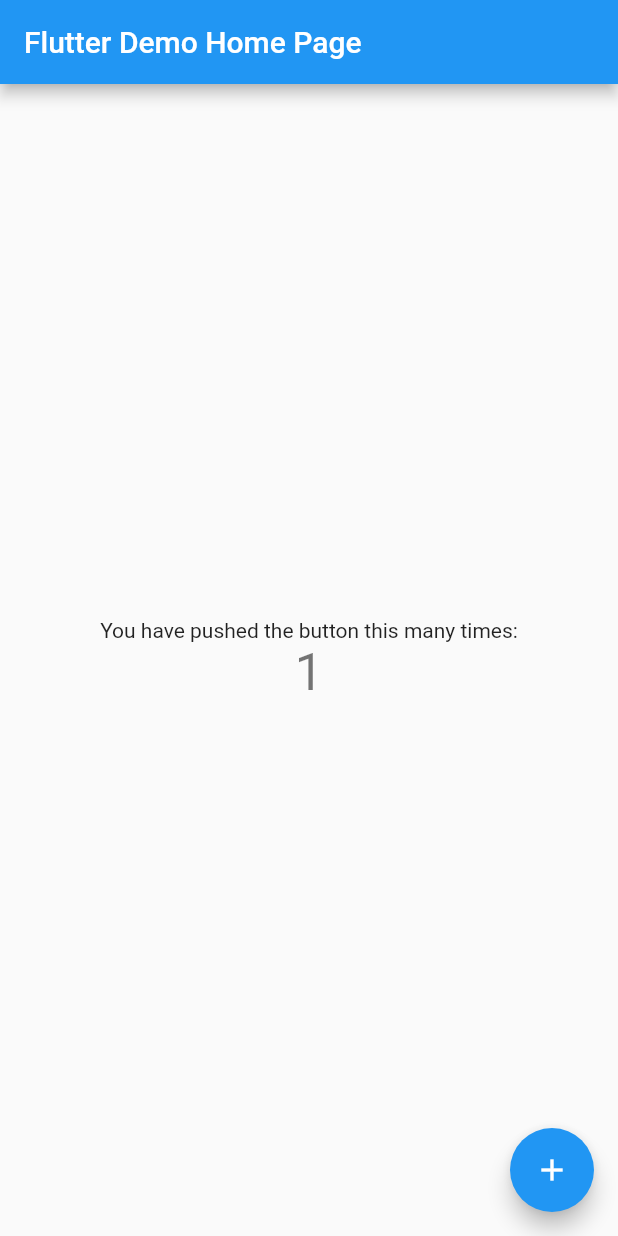
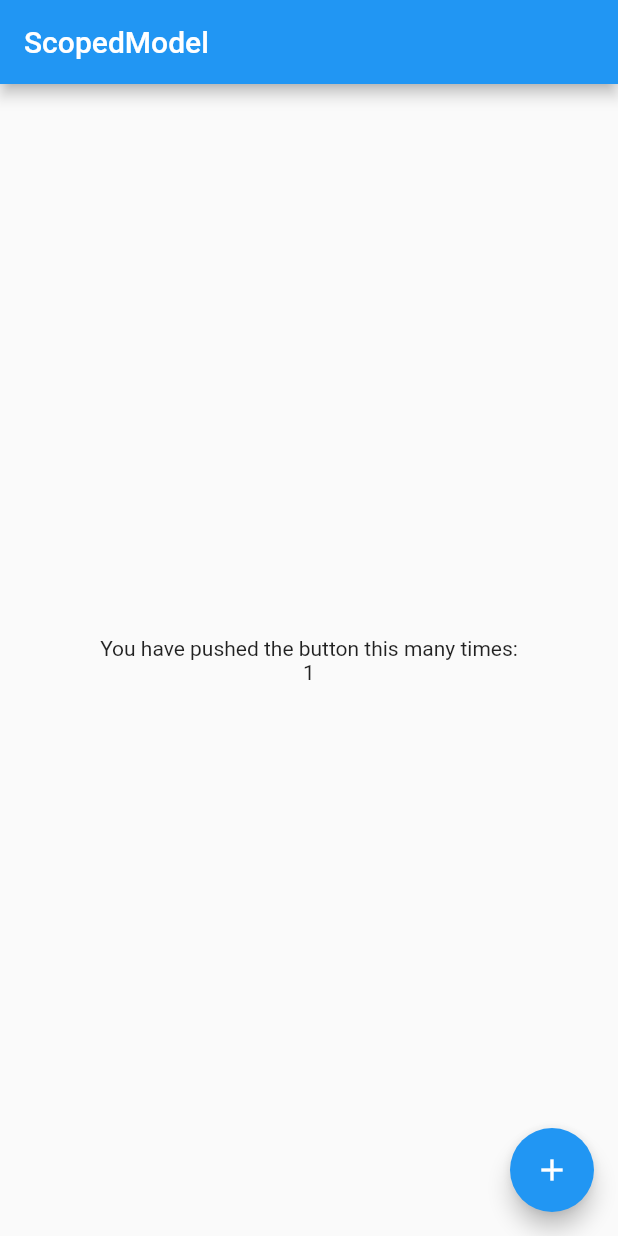
Before and after one commit to fcrawler/scoped_model_crawler, a Flutter app: the screen it shows after launch, after a tap on the "add" icon, on a phone screen of 412 x 824 dp. Run offline on Flutter 3.47's test engine with Material 2 defaults, Android fonts, the phone set to English and light mode, and no system bars.

Commit message:
1. scoped model 2. 20190919132301

```diff
--- /dev/null
+++ b/lib/count_model.dart
@@ -0,0 +1,19 @@
+
+import 'package:scoped_model/scoped_model.dart';
+
+class CountModel extends Model {
+	int _count = 0;
+	get count => _count;
+
+	void increment() {
+	  _count++;
+	  notifyListeners();
+
+	}
+
+	void decrease() {
+	  _count--;
+	  notifyListeners();
+
+	}
+}
--- a/lib/main.dart
+++ b/lib/main.dart
@@ -1,41 +1,30 @@
 import 'package:flutter/material.dart';
+import 'package:scoped_model/scoped_model.dart';
+import 'package:scoped_model_crawler/count_model.dart';
 
 void main() => runApp(MyApp());
 
 class MyApp extends StatelessWidget {
-  // This widget is the root of your application.
+
+	CountModel _countModel = CountModel();
+
+
 	@override
 	Widget build(BuildContext context) {
-    return MaterialApp(
+		return ScopedModel(
+				model: _countModel,
+				child: MaterialApp(
 					title: 'Flutter Demo',
 					theme: ThemeData(
-        // This is the theme of your application.
-        //
-        // Try running your application with "flutter run". You'll see the
-        // application has a blue toolbar. Then, without quitting the app, try
-        // changing the primarySwatch below to Colors.green and then invoke
-        // "hot reload" (press "r" in the console where you ran "flutter run",
-        // or simply save your changes to "hot reload" in a Flutter IDE).
-        // Notice that the counter didn't reset back to zero; the application
-        // is not restarted.
 						primarySwatch: Colors.blue,
 					),
-      home: MyHomePage(title: 'Flutter Demo Home Page'),
-    );
+					home: MyHomePage(title: 'ScopedModel'),
+				));
 	}
 }
 
 class MyHomePage extends StatefulWidget {
 	MyHomePage({Key key, this.title}) : super(key: key);
-
-  // This widget is the home page of your application. It is stateful, meaning
-  // that it has a State object (defined below) that contains fields that affect
-  // how it looks.
-
-  // This class is the configuration for the state. It holds the values (in this
-  // case the title) provided by the parent (in this case the App widget) and
-  // used by the build method of the State. Fields in a Widget subclass are
-  // always marked "final".
 
 	final String title;
 
@@ -44,68 +33,34 @@ class MyHomePage extends StatefulWidget {
 }
 
 class _MyHomePageState extends State<MyHomePage> {
-  int _counter = 0;
 
-  void _incrementCounter() {
-    setState(() {
-      // This call to setState tells the Flutter framework that something has
-      // changed in this State, which causes it to rerun the build method below
-      // so that the display can reflect the updated values. If we changed
-      // _counter without calling setState(), then the build method would not be
-      // called again, and so nothing would appear to happen.
-      _counter++;
-    });
-  }
 
 	@override
 	Widget build(BuildContext context) {
-    // This method is rerun every time setState is called, for instance as done
-    // by the _incrementCounter method above.
-    //
-    // The Flutter framework has been optimized to make rerunning build methods
-    // fast, so that you can just rebuild anything that needs updating rather
-    // than having to individually change instances of widgets.
+		return ScopedModelDescendant<CountModel>(
+			builder: (context, child, model) {
 				return Scaffold(
 					appBar: AppBar(
-        // Here we take the value from the MyHomePage object that was created by
-        // the App.build method, and use it to set our appbar title.
 						title: Text(widget.title),
 					),
 					body: Center(
-        // Center is a layout widget. It takes a single child and positions it
-        // in the middle of the parent.
 						child: Column(
-          // Column is also a layout widget. It takes a list of children and
-          // arranges them vertically. By default, it sizes itself to fit its
-          // children horizontally, and tries to be as tall as its parent.
-          //
-          // Invoke "debug painting" (press "p" in the console, choose the
-          // "Toggle Debug Paint" action from the Flutter Inspector in Android
-          // Studio, or the "Toggle Debug Paint" command in Visual Studio Code)
-          // to see the wireframe for each widget.
-          //
-          // Column has various properties to control how it sizes itself and
-          // how it positions its children. Here we use mainAxisAlignment to
-          // center the children vertically; the main axis here is the vertical
-          // axis because Columns are vertical (the cross axis would be
-          // horizontal).
 							mainAxisAlignment: MainAxisAlignment.center,
 							children: <Widget>[
 								Text(
 									'You have pushed the button this many times:',
 								),
-            Text(
-              '$_counter',
-              style: Theme.of(context).textTheme.display1,
-            ),
+								Text(model.count.toString()),
 							],
 						),
 					),
 					floatingActionButton: FloatingActionButton(
-        onPressed: _incrementCounter,
+						onPressed: () => model.increment(),
 						tooltip: 'Increment',
 						child: Icon(Icons.add),
 					), // This trailing comma makes auto-formatting nicer for build methods.
 				);
+			},
+		);
 	}
 }
--- a/pubspec.yaml
+++ b/pubspec.yaml
@@ -23,6 +23,7 @@ dependencies:
   # The following adds the Cupertino Icons font to your application.
   # Use with the CupertinoIcons class for iOS style icons.
   cupertino_icons: ^0.1.2
+  scoped_model: ^1.0.1
 
 dev_dependencies:
   flutter_test:
```
Also changed, not shown: pubspec.lock. Lines whose indentation alone changed are shown as unchanged.
